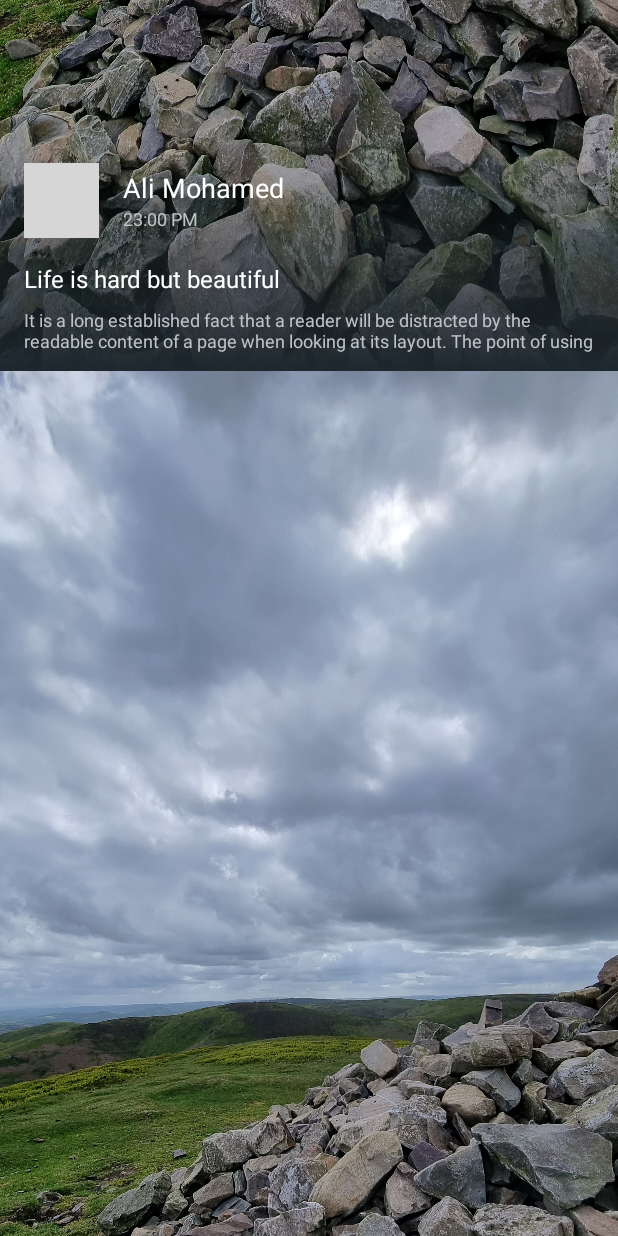
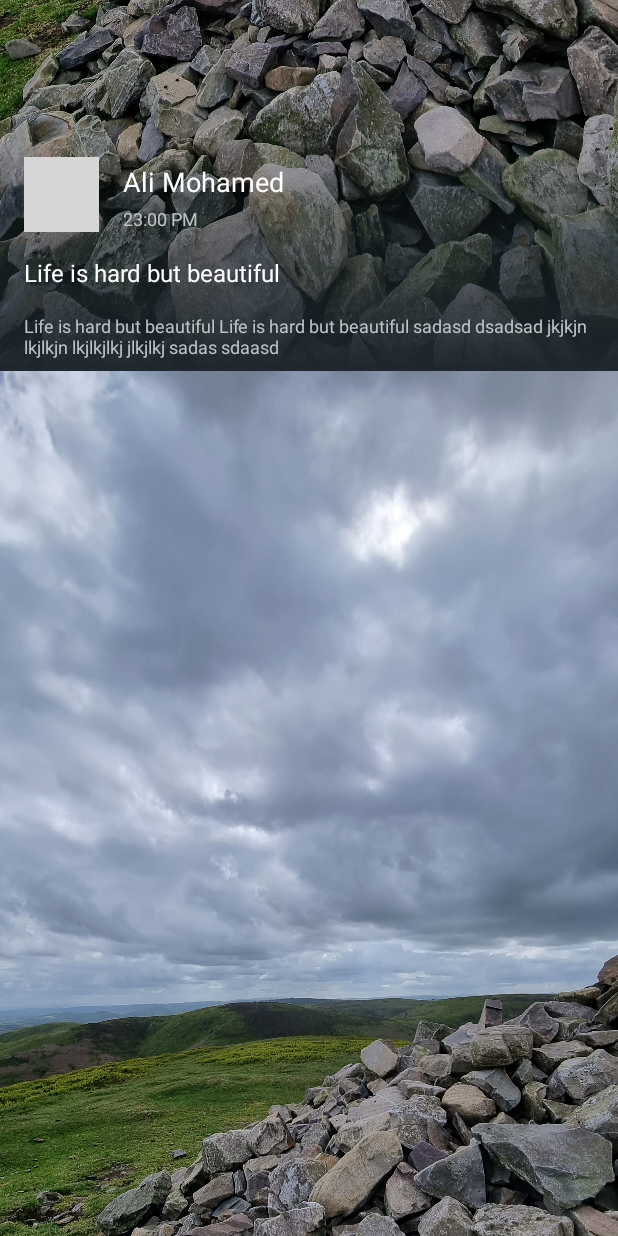
Before and after one commit to Karrar-Mohammed/MikMok_app, an Android app: the screen it shows after launch (MainActivity), scrolled down 576 dp, on a phone screen of 412 x 824 dp. Run offline under Robolectric (Android 15) with nearby library versions, the phone set to English and light mode, and no system bars; grey boxes are pictures that could not be loaded.

Commit message:
create home view ui

```diff
--- a/app/src/main/java/com/example/mikmok_app/ui/VideoPlayerAdapter.kt
+++ b/app/src/main/java/com/example/mikmok_app/ui/VideoPlayerAdapter.kt
@@ -17,8 +17,8 @@ class VideoPlayerAdapter(private val list: List<VideoPlayer>): RecyclerView.Adap
 
     override fun onBindViewHolder(holder: VideoPlayerViewHolder, position: Int) {
         holder.binding.apply {
-            txTitle.text = list[position].videoTitle
-            txDescription.text = list[position].videoDescription
+//            txTitle.text = list[position].videoTitle
+//            txDescription.text = list[position].videoDescription
 //            Glide.with(holder.itemView).load(list[position].image).into(myVideoPlayer)
         }
     }
--- a/app/src/main/res/layout/item_video_player.xml
+++ b/app/src/main/res/layout/item_video_player.xml
@@ -5,15 +5,6 @@
     android:layout_width="match_parent"
     android:layout_height="match_parent">
 
-    <androidx.constraintlayout.widget.ConstraintLayout
-        android:id="@+id/constraintLayout"
-        android:layout_width="match_parent"
-        android:layout_height="match_parent"
-        app:layout_constraintBottom_toBottomOf="parent"
-        app:layout_constraintEnd_toEndOf="parent"
-        app:layout_constraintStart_toStartOf="parent"
-        app:layout_constraintTop_toBottomOf="parent"
-        app:layout_constraintTop_toTopOf="parent">
 
     <ImageView
         android:id="@+id/my_video_player"
@@ -23,166 +14,130 @@
         android:src="@drawable/image"
         app:layout_constraintBottom_toBottomOf="parent"
         app:layout_constraintEnd_toEndOf="parent"
-            app:layout_constraintHorizontal_bias="0.0"
         app:layout_constraintStart_toStartOf="parent"
-            app:layout_constraintTop_toTopOf="parent" />
+        app:layout_constraintTop_toTopOf="parent"
+        app:layout_constraintVertical_bias="1.0" />
 
-        <LinearLayout
+    <ImageView
+        android:layout_width="match_parent"
+        android:layout_height="150dp"
+        android:scaleType="centerCrop"
+        android:src="@drawable/shadow_background"
+        app:layout_constraintBottom_toBottomOf="parent"
+        app:layout_constraintStart_toStartOf="parent"
+        app:layout_constraintTop_toTopOf="parent"
+        app:layout_constraintVertical_bias="1.0" />
+
+
+    <TextView
+        android:id="@+id/text_name_person"
         android:layout_width="wrap_content"
         android:layout_height="wrap_content"
-            android:orientation="horizontal"
-            android:background="@drawable/shadow_background"
-            app:layout_constraintBottom_toBottomOf="parent"
-            app:layout_constraintEnd_toEndOf="parent"
-            app:layout_constraintStart_toStartOf="parent">
+        android:layout_marginStart="82dp"
+        android:layout_marginBottom="110dp"
+        android:text="Ali Mohamed"
+        android:textColor="#ffffff"
+        android:paddingBottom="4dp"
+        android:textSize="18sp"
+        app:fontStyle="normal"
+        app:layout_constraintBottom_toBottomOf="@+id/my_video_player"
+        app:layout_constraintStart_toStartOf="@+id/my_video_player" />
 
-            <LinearLayout
+    <TextView
+        android:id="@+id/text_date"
         android:layout_width="wrap_content"
         android:layout_height="wrap_content"
-                android:layout_weight="1"
-                android:layout_gravity="bottom"
-                android:orientation="vertical">
+        android:layout_marginStart="82dp"
+        android:text="23:00 PM"
+        android:textColor="@color/grey"
+        android:textSize="12sp"
+        app:layout_constraintStart_toStartOf="@+id/my_video_player"
+        app:layout_constraintTop_toBottomOf="@+id/text_name_person"
+        tools:ignore="MissingConstraints" />
 
-                <LinearLayout
-                    android:layout_width="match_parent"
-                    android:layout_height="wrap_content"
-                    android:orientation="horizontal"
-                    android:paddingHorizontal="16dp"
-                    android:layout_marginBottom="16dp"
-                    app:layout_constraintBottom_toTopOf="@+id/linear_content"
-                    app:layout_constraintEnd_toEndOf="parent"
-                    app:layout_constraintHorizontal_bias="0.153"
-                    app:layout_constraintStart_toStartOf="parent"
-                    tools:ignore="MissingConstraints">
-
-                    <androidx.cardview.widget.CardView
+    <TextView
+        android:id="@+id/text_title"
         android:layout_width="wrap_content"
         android:layout_height="wrap_content"
-                        app:cardCornerRadius="8dp">
-                        <ImageView
-                            android:id="@+id/image_person"
-                            android:layout_width="50dp"
-                            android:layout_height="50dp"
-                            android:background="@drawable/background_person"
-                            android:scaleType="centerCrop"
-                            android:src="@drawable/image_person" />
-                    </androidx.cardview.widget.CardView>
-
-
-                    <LinearLayout
-                        android:layout_width="wrap_content"
-                        android:layout_height="wrap_content"
-                        android:layout_gravity="center"
         android:layout_marginStart="16dp"
-                        android:orientation="vertical">
-
-                        <TextView
-                            android:id="@+id/tx_name_person"
-                            android:layout_width="wrap_content"
-                            android:layout_height="wrap_content"
-                            android:text="Ali Mohamed"
-                            android:textColor="#ffffff"
-                            android:textSize="18sp"
-                            app:fontStyle="normal"
-                            app:layout_constraintBottom_toBottomOf="parent"
-                            app:layout_constraintEnd_toEndOf="parent"
-                            app:layout_constraintStart_toStartOf="parent"
-                            app:layout_constraintTop_toTopOf="parent" />
-
-                        <TextView
-                            android:id="@+id/tx_time_push_person"
-                            android:layout_width="wrap_content"
-                            android:layout_height="wrap_content"
-                            android:text="23:00 PM"
-                            android:textColor="@color/grey"
-                            android:textSize="12sp" />
-                    </LinearLayout>
-
-                </LinearLayout>
-
-                <LinearLayout
-                    android:id="@+id/linear_content"
-                    android:layout_width="match_parent"
-                    android:layout_height="wrap_content"
-                    android:layout_marginBottom="8dp"
-                    android:orientation="vertical"
-                    android:paddingHorizontal="16dp"
-                    app:layout_constraintBottom_toBottomOf="parent"
-                    app:layout_constraintEnd_toEndOf="parent"
-                    app:layout_constraintHorizontal_bias="1.0"
-                    app:layout_constraintStart_toStartOf="parent">
-
-                    <TextView
-                        android:id="@+id/tx_title"
-                        android:layout_width="wrap_content"
-                        android:layout_height="wrap_content"
-                        android:layout_marginBottom="8dp"
+        android:layout_marginBottom="16dp"
         android:lines="1"
         android:text="Life is hard but beautiful"
         android:textColor="@color/white"
         android:textSize="16sp"
+        app:layout_constraintBottom_toTopOf="@+id/text_description"
+        app:layout_constraintStart_toStartOf="parent"
         tools:ignore="MissingConstraints" />
 
     <TextView
-                        android:id="@+id/tx_description"
+        android:id="@+id/text_description"
         android:layout_width="wrap_content"
         android:layout_height="wrap_content"
-                        android:layout_marginBottom="4dp"
         android:lines="2"
+        android:layout_marginBottom="8dp"
+        android:paddingHorizontal="16dp"
         android:text="Life is hard but beautiful Life is hard but beautiful sadasd dsadsad jkjkjn lkjlkjn lkjlkjlkj jlkjlkj sadas sdaasd"
         android:textColor="@color/grey"
         android:textSize="12sp"
+        app:layout_constraintBottom_toBottomOf="@+id/my_video_player"
+        app:layout_constraintEnd_toEndOf="parent"
+        app:layout_constraintStart_toStartOf="parent"
         tools:ignore="MissingConstraints" />
-                </LinearLayout>
-            </LinearLayout>
 
-<!--            <LinearLayout-->
-<!--                android:layout_width="wrap_content"-->
-<!--                android:layout_height="wrap_content"-->
-<!--                android:layout_marginEnd="16dp"-->
-<!--                android:orientation="vertical">-->
-
-<!--                <Button-->
-<!--                    android:layout_width="38dp"-->
-<!--                    android:layout_height="38dp"-->
-<!--                    android:insetTop="0dp"-->
-<!--                    android:insetBottom="0dp"-->
-<!--                    android:layout_marginBottom="16dp"-->
-<!--                    app:backgroundTint="@android:color/white"-->
-<!--                    android:textColor="@color/grey"-->
-<!--                    android:src="@drawable/ic_baseline_send"-->
-<!--                    app:shapeAppearanceOverlay="@style/ShapeAppearanceOverlay.App.rounded"/>-->
-<!--                <com.google.android.material.button.MaterialButton-->
-<!--                    android:layout_width="38dp"-->
-<!--                    android:layout_height="38dp"-->
-<!--                    android:insetTop="0dp"-->
-<!--                    android:insetBottom="0dp"-->
-<!--                    android:layout_marginBottom="16dp"-->
-<!--                    app:backgroundTint="@android:color/white"-->
-<!--                    android:text="A"-->
-<!--                    android:textColor="@color/grey"-->
-<!--                    app:shapeAppearanceOverlay="@style/ShapeAppearanceOverlay.App.rounded"-->
-<!--                    />-->
-<!--                <com.google.android.material.button.MaterialButton-->
-<!--                    android:layout_width="38dp"-->
-<!--                    android:layout_height="38dp"-->
-<!--                    android:insetTop="0dp"-->
-<!--                    android:insetBottom="0dp"-->
-<!--                    android:layout_marginBottom="16dp"-->
-<!--                    app:backgroundTint="@android:color/white"-->
-<!--                    android:text="A"-->
-<!--                    android:textColor="@color/grey"-->
-<!--                    app:shapeAppearanceOverlay="@style/ShapeAppearanceOverlay.App.rounded"-->
-<!--                    />-->
-<!--            </LinearLayout>-->
+    <com.google.android.material.imageview.ShapeableImageView
+        android:id="@+id/image_person"
+        android:layout_width="50dp"
+        android:layout_height="50dp"
+        android:layout_marginStart="16dp"
+        android:layout_marginBottom="16dp"
+        android:background="@drawable/background_person"
+        android:scaleType="centerCrop"
+        android:src="@drawable/image_person"
+        app:layout_constraintBottom_toTopOf="@+id/text_title"
+        app:layout_constraintStart_toStartOf="parent"
+        app:shapeAppearanceOverlay="@style/ShapeAppearanceOverlay.App.rounded"
+        />
 
 
 
-        </LinearLayout>
+    <!--    <Button-->
+    <!--        android:layout_width="38dp"-->
+    <!--        android:layout_height="38dp"-->
+    <!--        android:insetTop="0dp"-->
+    <!--        android:insetBottom="0dp"-->
+    <!--        android:src="@drawable/ic_baseline_send"-->
+    <!--        android:textColor="@color/grey"-->
+    <!--        app:backgroundTint="@android:color/white"-->
+    <!--        app:shapeAppearanceOverlay="@style/ShapeAppearanceOverlay.App.rounded"-->
+    <!--        tools:ignore="MissingConstraints"-->
+    <!--        tools:layout_editor_absoluteX="357dp"-->
+    <!--        tools:layout_editor_absoluteY="509dp" />-->
 
+    <!--    <com.google.android.material.button.MaterialButton-->
+    <!--        android:layout_width="38dp"-->
+    <!--        android:layout_height="38dp"-->
+    <!--        android:insetTop="0dp"-->
+    <!--        android:insetBottom="0dp"-->
+    <!--        android:text="A"-->
+    <!--        android:textColor="@color/grey"-->
+    <!--        app:backgroundTint="@android:color/white"-->
+    <!--        app:shapeAppearanceOverlay="@style/ShapeAppearanceOverlay.App.rounded"-->
+    <!--        tools:ignore="MissingConstraints"-->
+    <!--        tools:layout_editor_absoluteX="357dp"-->
+    <!--        tools:layout_editor_absoluteY="621dp" />-->
 
-    </androidx.constraintlayout.widget.ConstraintLayout>
-
+    <!--    <com.google.android.material.button.MaterialButton-->
+    <!--        android:layout_width="38dp"-->
+    <!--        android:layout_height="38dp"-->
+    <!--        android:insetTop="0dp"-->
+    <!--        android:insetBottom="0dp"-->
+    <!--        android:text="A"-->
+    <!--        android:textColor="@color/grey"-->
+    <!--        app:backgroundTint="@android:color/white"-->
+    <!--        app:shapeAppearanceOverlay="@style/ShapeAppearanceOverlay.App.rounded"-->
+    <!--        tools:ignore="MissingConstraints"-->
+    <!--        tools:layout_editor_absoluteX="357dp"-->
+    <!--        tools:layout_editor_absoluteY="570dp" />-->
 
 
 
--- a/app/src/main/res/values/themes.xml
+++ b/app/src/main/res/values/themes.xml
@@ -14,6 +14,7 @@
         <!-- Customize your theme here. -->
     </style>
     <style name="ShapeAppearanceOverlay.App.rounded" parent="">
-        <item name="cornerSize">50%</item>
+        <item name="cornerSize">12%</item>
     </style>
+
 </resources>
```
Lines whose indentation alone changed are shown as unchanged.
